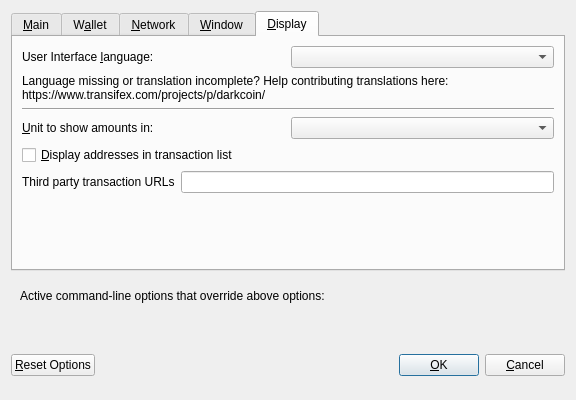
Qt form src/qt/forms/optionsdialog.ui (wagerr/PIVX) before a commit.
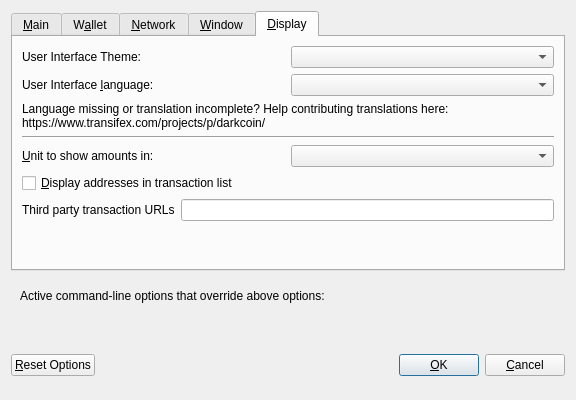
The same form after that commit. The open tabs and pages were chosen to show the change. Custom widgets are drawn as their Qt base class.

Commit message: Theme selector added to options-page

```diff
--- a/src/qt/forms/optionsdialog.ui
+++ b/src/qt/forms/optionsdialog.ui
@@ -482,6 +482,20 @@
        <string>&amp;Display</string>
       </attribute>
       <layout class="QVBoxLayout" name="verticalLayout_Display">
+       <item>
+        <layout class="QHBoxLayout" name="horizontalLayout_4_Display" stretch="0,0">
+         <item>
+          <widget class="QLabel" name="themeLabel">
+           <property name="text">
+            <string>User Interface Theme:</string>
+           </property>
+          </widget>
+         </item>
+         <item>
+          <widget class="QValueComboBox" name="theme"/>
+         </item>
+        </layout>
+       </item>
        <item>
         <layout class="QHBoxLayout" name="horizontalLayout_1_Display">
          <item>
```
Left out of the diff: 4 changed lines with no effect on the pictures. The commit also changes 5 other files.
